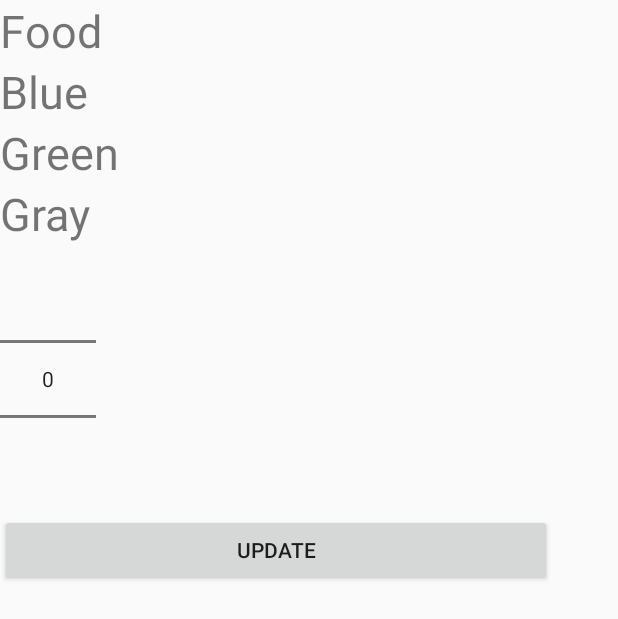
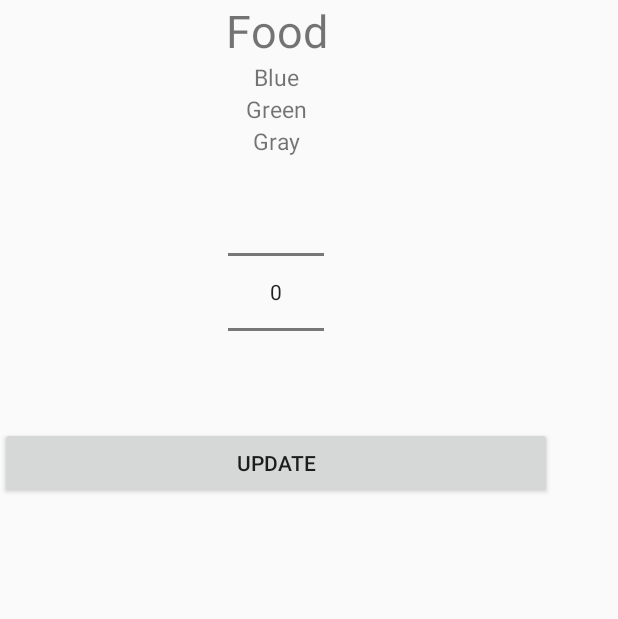
Before and after one commit to Warblish/Spartahack-IV, an Android app: the layout content_info.xml on its own in the app's theme, with its tools: preview values and no code run, on a phone screen of 412 x 824 dp. Shown: the top 619 px of the screen. Run offline under Robolectric (Android 15) with nearby library versions, the phone set to English and light mode, and no system bars.

Commit message:
Finished functions

```diff
--- a/app/src/main/AndroidManifest.xml
+++ b/app/src/main/AndroidManifest.xml
@@ -25,7 +25,7 @@
         </activity>
         <activity
             android:name=".InfoActivity"
-            android:label="@string/title_activity_info"
+            android:label="Food Options"
             android:theme="@style/AppTheme.Dialog"></activity>
     </application>
 
--- a/app/src/main/res/layout/content_info.xml
+++ b/app/src/main/res/layout/content_info.xml
@@ -17,32 +17,42 @@
             android:layout_height="wrap_content"
             android:text="Food"
             android:textSize="30dp"
+            android:layout_gravity="center"
+            android:gravity="center"
             android:id="@+id/info_food"
             />
         <TextView
             android:layout_width="match_parent"
             android:layout_height="wrap_content"
             android:text="Blue"
-            android:textSize="30dp"
+            android:textSize="15dp"
+            android:layout_gravity="center"
+            android:gravity="center"
             android:id="@+id/info_blue"
             />
         <TextView
             android:layout_width="match_parent"
             android:layout_height="wrap_content"
             android:text="Green"
-            android:textSize="30dp"
+            android:textSize="15dp"
+            android:layout_gravity="center"
+            android:gravity="center"
             android:id="@+id/info_green"
             />
         <TextView
             android:layout_width="match_parent"
             android:layout_height="wrap_content"
             android:text="Gray"
-            android:textSize="30dp"
+            android:textSize="15dp"
+            android:layout_gravity="center"
+            android:gravity="center"
             android:id="@+id/info_gray"
             />
         <NumberPicker
             android:layout_width="wrap_content"
             android:layout_height="wrap_content"
+            android:layout_gravity="center"
+            android:gravity="center"
             android:id="@+id/picker"
             >
         </NumberPicker>
--- a/app/src/main/res/values/styles.xml
+++ b/app/src/main/res/values/styles.xml
@@ -8,7 +8,6 @@
         <item name="colorPrimary">@color/colorPrimary</item>
         <item name="colorPrimaryDark">@color/colorPrimaryDark</item>
         <item name="colorAccent">@color/colorAccent</item>
-        <item name="windowNoTitle">true</item>
     </style>
 
     <style name="AppTheme.NoActionBar">
```
Also changed, not shown: app/src/main/java/park/spartahacktutorapp/InfoActivity.java (+13 -3 lines), app/src/main/java/park/spartahacktutorapp/Listings.java (+8 -9 lines), app/src/main/java/park/spartahacktutorapp/MainActivity.java (+77 -20 lines), app/src/main/res/layout/content_main.xml (+7 -4 lines), 2 other files.
